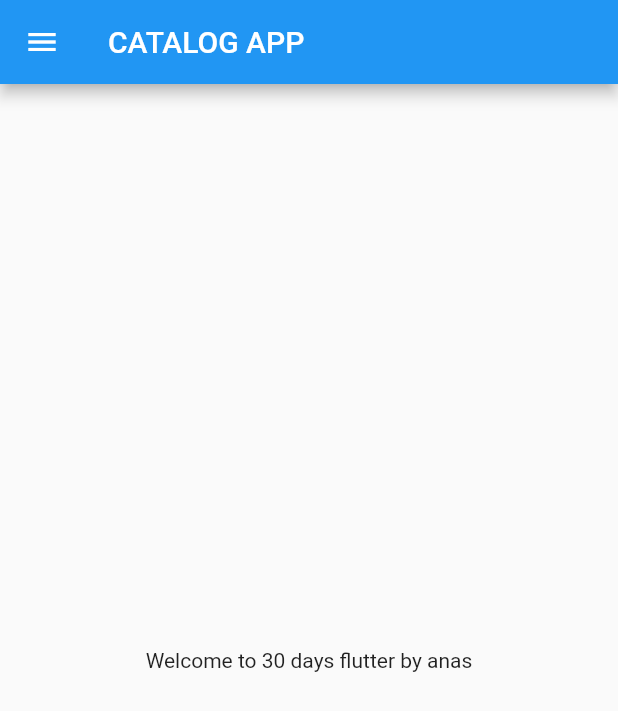
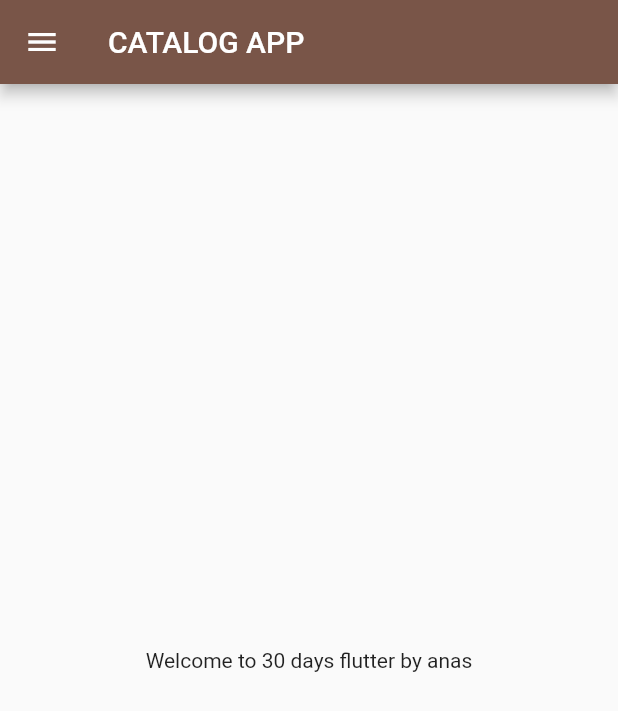
Before and after one commit to AnasBaqai/Catalog_APP, a Flutter app: the screen it shows after launch, on a phone screen of 412 x 824 dp. Shown: the top 711 px of the screen. Run offline on Flutter 3.47's test engine with Material 2 defaults, Android fonts, the phone set to English and light mode, and no system bars.

Commit message:
day3 complete

```diff
--- a/lib/main.dart
+++ b/lib/main.dart
@@ -1,5 +1,6 @@
 import 'package:flutter/material.dart';
-import 'package:flutter_catalog/home_page.dart';
+import 'package:flutter_catalog/pages/home_page.dart';
+import 'package:flutter_catalog/pages/login.dart';
 
 void main() {
   runApp(myApp());
@@ -9,6 +10,15 @@ void main() {
 class myApp extends StatelessWidget {
   @override
   Widget build(BuildContext context) {
-    return MaterialApp(home: HomePage());
+    return MaterialApp(
+      themeMode: ThemeMode.light,
+      theme: ThemeData(primarySwatch: Colors.brown),
+      darkTheme: ThemeData(brightness: Brightness.dark),
+      initialRoute: "/home",
+      routes: {
+        "/": (context) => LoginPage(),
+        "/home": (context) => HomePage(),
+      },
+    );
   }
 }
```
Also changed, not shown: lib/pages/login.dart (added, +20 -0 lines), lib/pages/home_page.dart (renamed from lib/home_page.dart).
